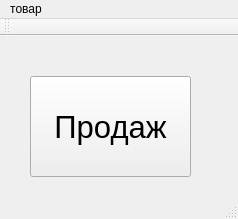
Before: the Qt Designer form mainwindow.ui in fedaktaras/Chocolat, drawn with Qt 5.
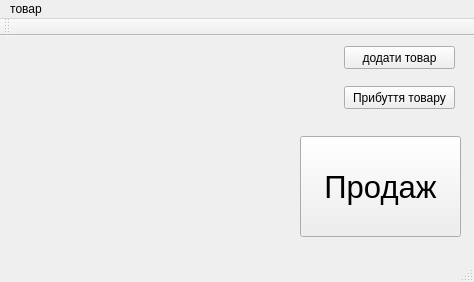
After: the same form once the commit is applied.

Diff of the .ui file:
```diff
--- a/mainwindow.ui
+++ b/mainwindow.ui
@@ -6,8 +6,8 @@
    <rect>
     <x>0</x>
     <y>0</y>
-    <width>238</width>
-    <height>219</height>
+    <width>474</width>
+    <height>282</height>
    </rect>
   </property>
   <property name="windowTitle">
@@ -17,8 +17,8 @@
    <widget class="QPushButton" name="pushButton">
     <property name="geometry">
      <rect>
-      <x>30</x>
-      <y>40</y>
+      <x>300</x>
+      <y>100</y>
       <width>161</width>
       <height>101</height>
      </rect>
@@ -32,6 +32,32 @@
      <string>Продаж</string>
     </property>
    </widget>
+   <widget class="QPushButton" name="pushButton_2">
+    <property name="geometry">
+     <rect>
+      <x>344</x>
+      <y>10</y>
+      <width>111</width>
+      <height>23</height>
+     </rect>
+    </property>
+    <property name="text">
+     <string>додати товар</string>
+    </property>
+   </widget>
+   <widget class="QPushButton" name="pushButton_3">
+    <property name="geometry">
+     <rect>
+      <x>344</x>
+      <y>50</y>
+      <width>111</width>
+      <height>23</height>
+     </rect>
+    </property>
+    <property name="text">
+     <string>Прибуття товару</string>
+    </property>
+   </widget>
   </widget>
   <widget class="QToolBar" name="mainToolBar">
    <attribute name="toolBarArea">
@@ -47,7 +73,7 @@
     <rect>
      <x>0</x>
      <y>0</y>
-     <width>238</width>
+     <width>474</width>
      <height>21</height>
     </rect>
    </property>
```
Left out of the diff: 1 changed line with no effect on the pictures.
